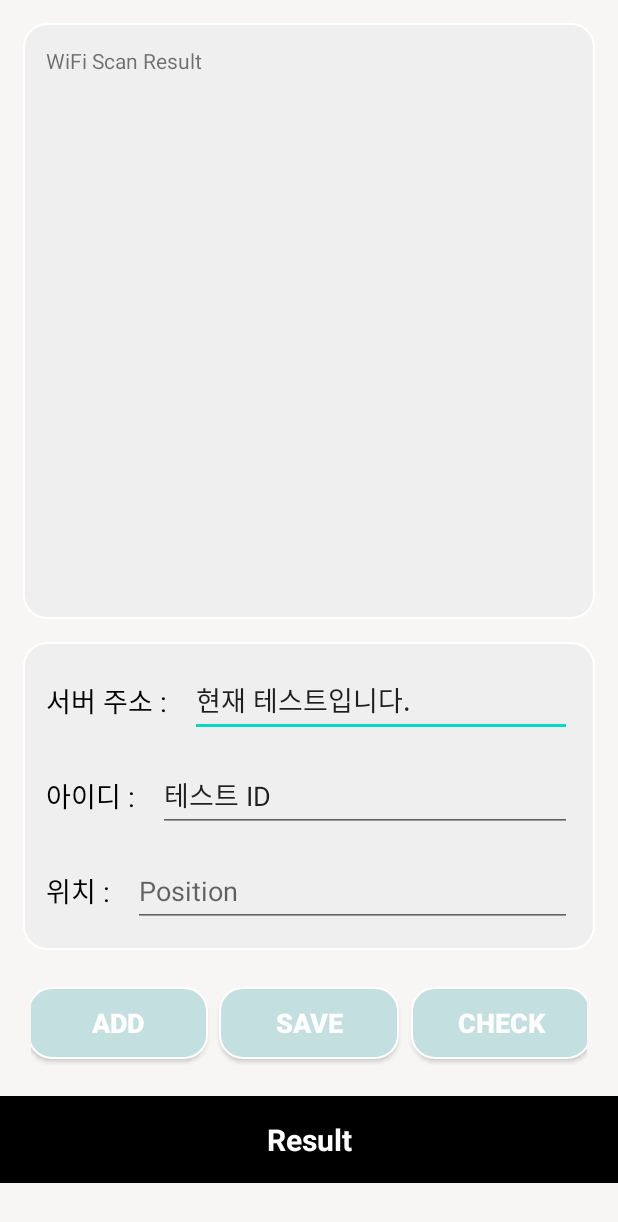
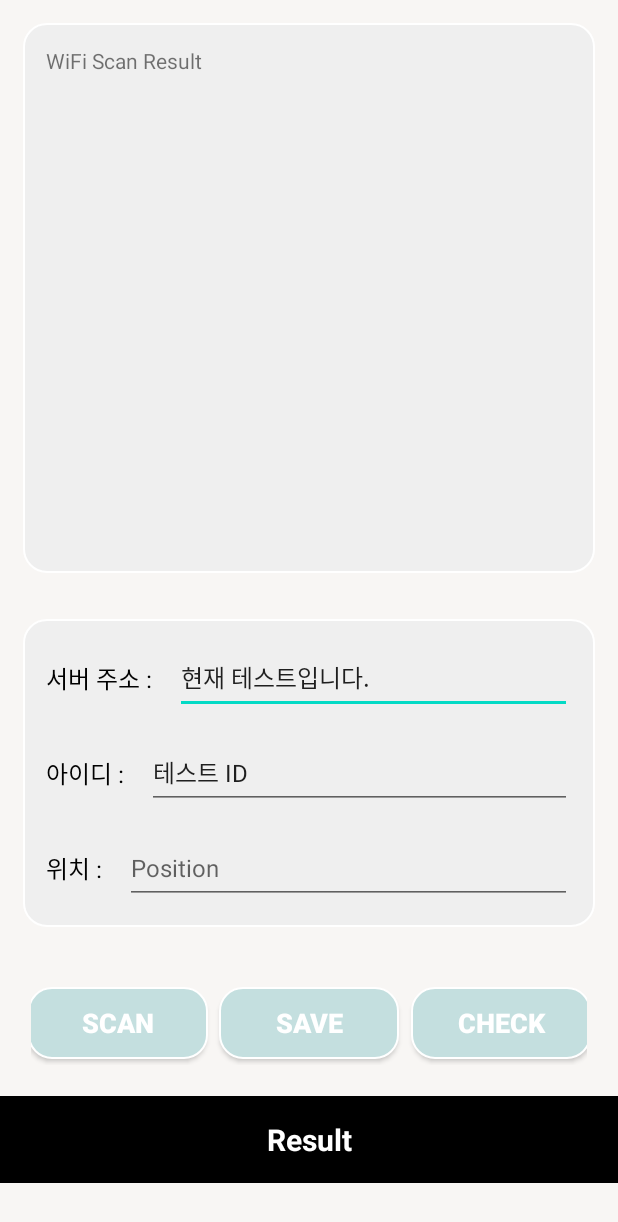
Before and after one commit to youhyunwoo99/IoT-TermProject, an Android app: the screen it shows after launch (MainActivity), on a phone screen of 412 x 824 dp. Shown: the top 1222 px of the screen. Run offline under Robolectric (Android 15) with nearby library versions, the phone set to English and light mode, and no system bars.

Commit message:
Fix: Fix Button Logic

```diff
--- a/WiFi_positioning_IoT/app/src/main/res/layout/activity_main.xml
+++ b/WiFi_positioning_IoT/app/src/main/res/layout/activity_main.xml
@@ -17,7 +17,7 @@
         android:background="@drawable/round_layout"
         app:layout_constraintStart_toStartOf="parent"
         app:layout_constraintEnd_toEndOf="parent"
-        app:layout_constraintBottom_toTopOf="@id/button2"
+        app:layout_constraintBottom_toTopOf="@id/button_container"
         app:layout_constraintTop_toBottomOf="@id/scroll"
         >
         <TextView
@@ -26,7 +26,7 @@
             android:layout_height="48dp"
             android:layout_marginEnd="15dp"
             android:text="서버 주소 :"
-            android:textSize="18sp"
+            android:textSize="16sp"
             android:textColor="@color/black"
             android:gravity="center_vertical"
 
@@ -42,7 +42,7 @@
             android:layout_marginBottom="15dp"
             android:hint="Server Address"
             android:minHeight="48dp"
-            android:textSize="18sp"
+            android:textSize="16sp"
             android:inputType="textUri"
             android:text="현재 테스트입니다."
             app:layout_constraintBottom_toTopOf="@id/userNameInput"
@@ -56,7 +56,7 @@
             android:layout_height="0dp"
             android:layout_marginEnd="15dp"
             android:text="아이디 :"
-            android:textSize="18sp"
+            android:textSize="16sp"
             android:textColor="@color/black"
             android:gravity="center_vertical"
 
@@ -72,7 +72,7 @@
             android:layout_marginBottom="15dp"
             android:hint="Username"
             android:minHeight="48dp"
-            android:textSize="18sp"
+            android:textSize="16sp"
             android:inputType="text"
             android:text="테스트 ID"
             app:layout_constraintBottom_toTopOf="@id/positionInput"
@@ -87,7 +87,7 @@
             android:layout_marginEnd="15dp"
             android:gravity="center_vertical"
             android:text="위치 :"
-            android:textSize="18sp"
+            android:textSize="16sp"
             android:textColor="@color/black"
             app:layout_constraintStart_toStartOf="parent"
             app:layout_constraintEnd_toStartOf="@id/positionInput"
@@ -100,7 +100,7 @@
             android:layout_height="match_parent"
             android:hint="Position"
             android:minHeight="48dp"
-            android:textSize="18sp"
+            android:textSize="16sp"
             android:inputType="text"
             app:layout_constraintStart_toEndOf="@id/positionLabel"
             app:layout_constraintEnd_toEndOf="parent"
@@ -162,7 +162,7 @@
         android:layout_margin="4dp"
         android:paddingStart="20dp"
         android:paddingEnd="20dp"
-        android:text="ADD"
+        android:text="SCAN"
         android:textColor="@color/white"
         android:textSize="18sp"
         android:textStyle="bold"
```
Also changed, not shown: WiFi_positioning_IoT/app/src/main/java/com/gachon/wifi_positioning_iot/MainActivity.java (+23 -3 lines).
